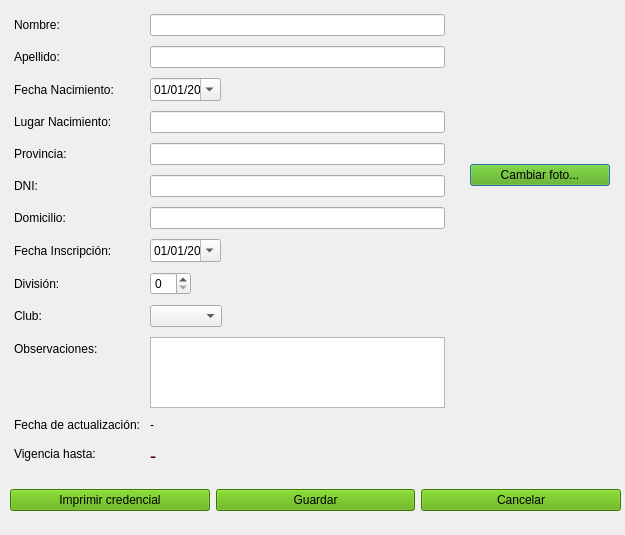
Before: the Qt Designer form ligafutbol/src/player_edit.ui in matuu/ligadefutbol, drawn with Qt 5.
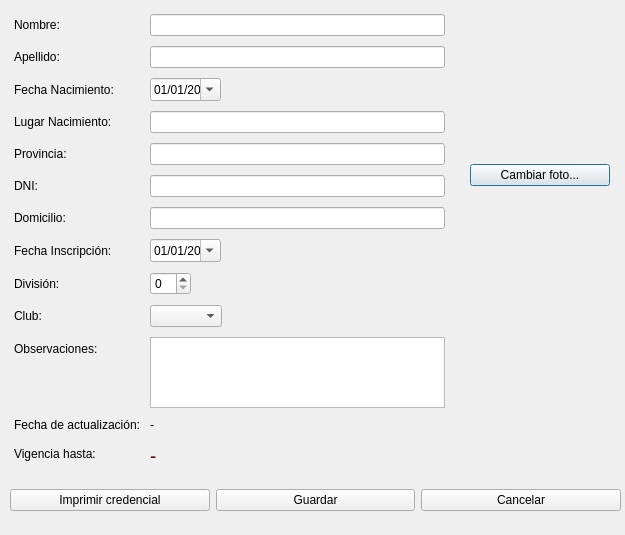
After: the same form once the commit is applied. Icons and pictures are not drawn.

The edit to the form file:
```diff
--- a/ligafutbol/src/player_edit.ui
+++ b/ligafutbol/src/player_edit.ui
@@ -257,7 +257,7 @@
       <item>
        <widget class="QPushButton" name="btn_change_photo">
         <property name="styleSheet">
-         <string notr="true">background-color: rgb(85, 170, 0);</string>
+         <string notr="true"/>
         </property>
         <property name="text">
          <string>Cambiar foto...</string>
@@ -294,7 +294,7 @@
     <item>
      <widget class="QPushButton" name="btn_print_card">
       <property name="styleSheet">
-       <string notr="true">background-color: rgb(85, 170, 0);</string>
+       <string notr="true"/>
       </property>
       <property name="text">
        <string>Imprimir credencial</string>
@@ -304,7 +304,7 @@
     <item>
      <widget class="QPushButton" name="btn_save">
       <property name="styleSheet">
-       <string notr="true">background-color: rgb(85, 170, 0);</string>
+       <string notr="true"/>
       </property>
       <property name="text">
        <string>Guardar</string>
@@ -314,7 +314,7 @@
     <item>
      <widget class="QPushButton" name="btn_cancel">
       <property name="styleSheet">
-       <string notr="true">background-color: rgb(85, 170, 0);</string>
+       <string notr="true"/>
       </property>
       <property name="text">
        <string>Cancelar</string>
```
Left out of the diff: 2 changed lines with no effect on the pictures.
